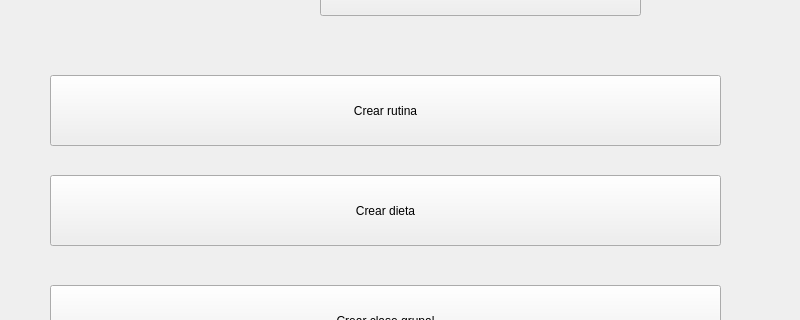
OscaarMG/campasgym, file src/vista/ui/PanelPrincipalEntrenador.ui: the form before one commit; both pictures show x 0 to 800 and y 105 to 425 of the 800 by 600 pixel window.
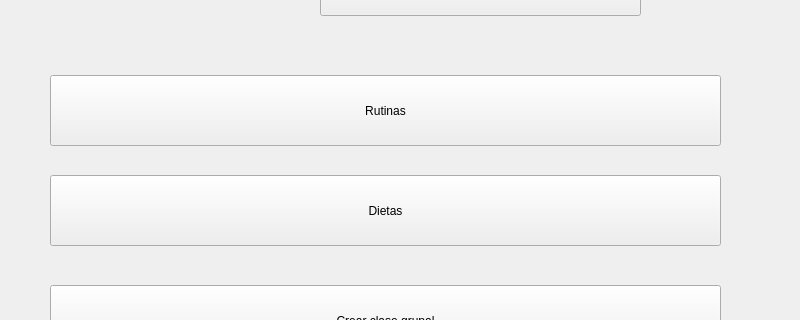
The form after the commit. Icons and pictures are not drawn.

The edit to the form file:
```diff
--- a/src/vista/ui/PanelPrincipalEntrenador.ui
+++ b/src/vista/ui/PanelPrincipalEntrenador.ui
@@ -56,7 +56,7 @@
      </rect>
     </property>
     <property name="text">
-     <string>Crear rutina</string>
+     <string>Rutinas</string>
     </property>
    </widget>
    <widget class="QPushButton" name="pushButtonDieta">
@@ -69,7 +69,7 @@
      </rect>
     </property>
     <property name="text">
-     <string>Crear dieta</string>
+     <string>Dietas</string>
     </property>
    </widget>
    <widget class="QPushButton" name="pushButtonClase">
```
